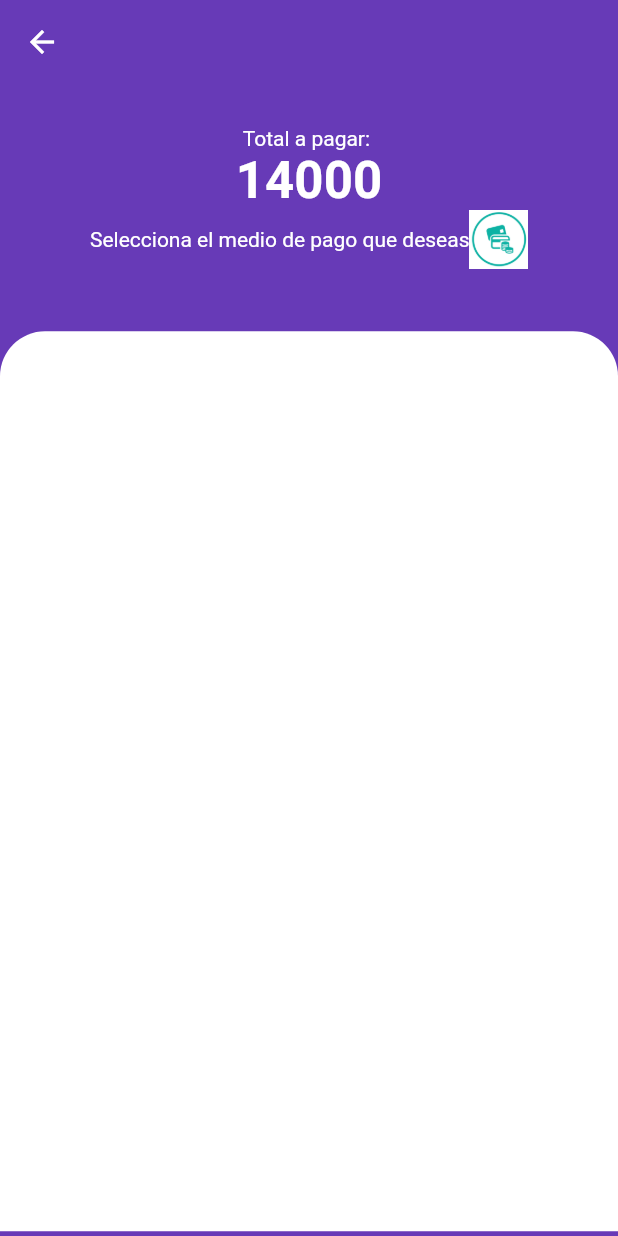
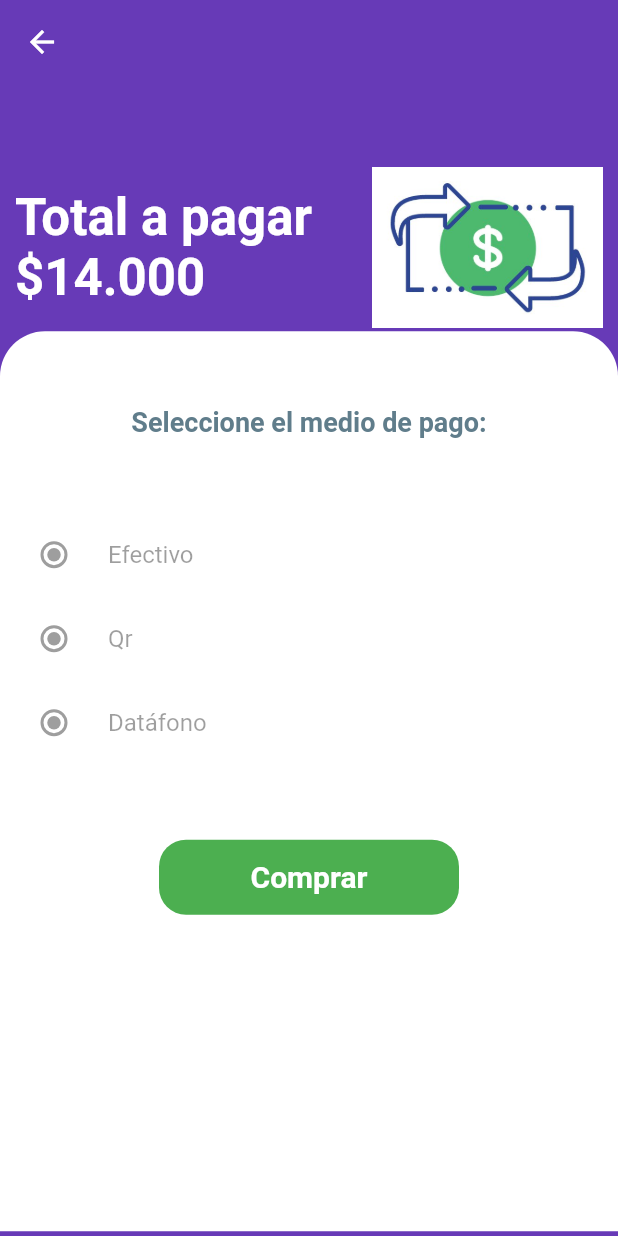
Before and after one commit to julianGonzalezV/ocio, a Flutter app: the PaymentPage screen opened by its route, on a phone screen of 412 x 824 dp. Run offline on Flutter 3.47's test engine with Material 2 defaults, Android fonts, the phone set to English and light mode, and no system bars; our stand-ins replace rxdart, shared_preferences; accounts and stored records are empty.

Commit message:
payment design

```diff
--- a/lib/src/pages/payment_page.dart
+++ b/lib/src/pages/payment_page.dart
@@ -26,37 +26,69 @@ class PaymentPage extends StatelessWidget {
             child: Stack(
               children: <Widget>[
                 Container(
-                  margin: EdgeInsets.only(top: size.height * 0.2),
+                  margin: EdgeInsets.only(top: size.height * 0.20),
                   height: 600.0,
                   decoration: BoxDecoration(
-                      color: Colors.white,
-                      borderRadius: BorderRadius.only(
-                          topLeft: Radius.circular(30.0),
-                          topRight: Radius.circular(30.0))),
+                    color: Colors.white,
+                    borderRadius: BorderRadius.only(
+                      topLeft: Radius.circular(30.0),
+                      topRight: Radius.circular(30.0),
+                    ),
+                  ),
+                  child: Column(
+                    children: <Widget>[
+                      Row(
+                        children: <Widget>[],
+                      ),
+                      _paymentOptions(),
+                      SizedBox(
+                        height: 50.0,
+                      ),
+                      SizedBox(
+                        height: 50.0,
+                        width: 200,
+                        child: FlatButton(
+                            shape: RoundedRectangleBorder(
+                                borderRadius: BorderRadius.circular(18)),
+                            color: Colors.green[500],
+                            onPressed: () {},
+                            child: Text('Comprar',
+                                style: TextStyle(
+                                    fontSize: 20.0,
+                                    fontWeight: FontWeight.bold,
+                                    color: Colors.white))),
+                      )
+                    ],
+                  ),
                 ),
                 Padding(
                   padding: const EdgeInsets.symmetric(
-                      horizontal: 60.0, vertical: 28.0),
+                      horizontal: 10.0, vertical: 55.0),
                   child: Column(
-                    crossAxisAlignment: CrossAxisAlignment.center,
+                    crossAxisAlignment: CrossAxisAlignment.start,
                     children: <Widget>[
-                      Text(
-                        'Total a pagar: ',
-                        style: TextStyle(color: Colors.white),
-                      ),
-                      Text(
-                        '14000',
-                        style: Theme.of(context).textTheme.headline4.copyWith(
-                            color: Colors.white, fontWeight: FontWeight.bold),
-                      ),
                       Row(
                         children: <Widget>[
-                          Text(
-                            'Selecciona el medio de pago que deseas',
-                            style: TextStyle(color: Colors.white),
+                          RichText(
+                            text: TextSpan(
+                              children: [
+                                TextSpan(
+                                    text: 'Total a pagar\n\$14.000',
+                                    style: Theme.of(context)
+                                        .textTheme
+                                        .headline4
+                                        .copyWith(
+                                          color: Colors.white,
+                                          fontWeight: FontWeight.bold,
+                                        ))
+                              ],
+                            ),
+                          ),
+                          SizedBox(
+                            width: 40,
                           ),
                           Expanded(
-                            child: Image.asset("assets/img/payment-method.png"),
+                            child: Image.asset("assets/img/payment2.jpg"),
                           )
                         ],
                       ),
@@ -65,9 +97,49 @@ class PaymentPage extends StatelessWidget {
                 ),
               ],
             ),
-          )
+          ),
         ],
       ),
     );
   }
+
+  Widget _paymentOptions() {
+    int _value = 0;
+    return Column(
+      children: <Widget>[
+        SizedBox(
+          height: 50,
+        ),
+        Text(
+          'Seleccione el medio de pago:',
+          style: TextStyle(
+            fontSize: 18.0,
+            color: Colors.blueGrey,
+            fontWeight: FontWeight.bold,
+          ),
+        ),
+        SizedBox(
+          height: 50,
+        ),
+        RadioListTile(
+          title: Text('Efectivo'),
+          value: null,
+          groupValue: null,
+          onChanged: null,
+        ),
+        RadioListTile(
+          title: Text('Qr'),
+          value: null,
+          groupValue: null,
+          onChanged: null,
+        ),
+        RadioListTile(
+          title: Text('Datáfono'),
+          value: null,
+          groupValue: null,
+          onChanged: null,
+        ),
+      ],
+    );
+  }
 }
```
Also changed, not shown: assets/img/payment2.jpg (added).
